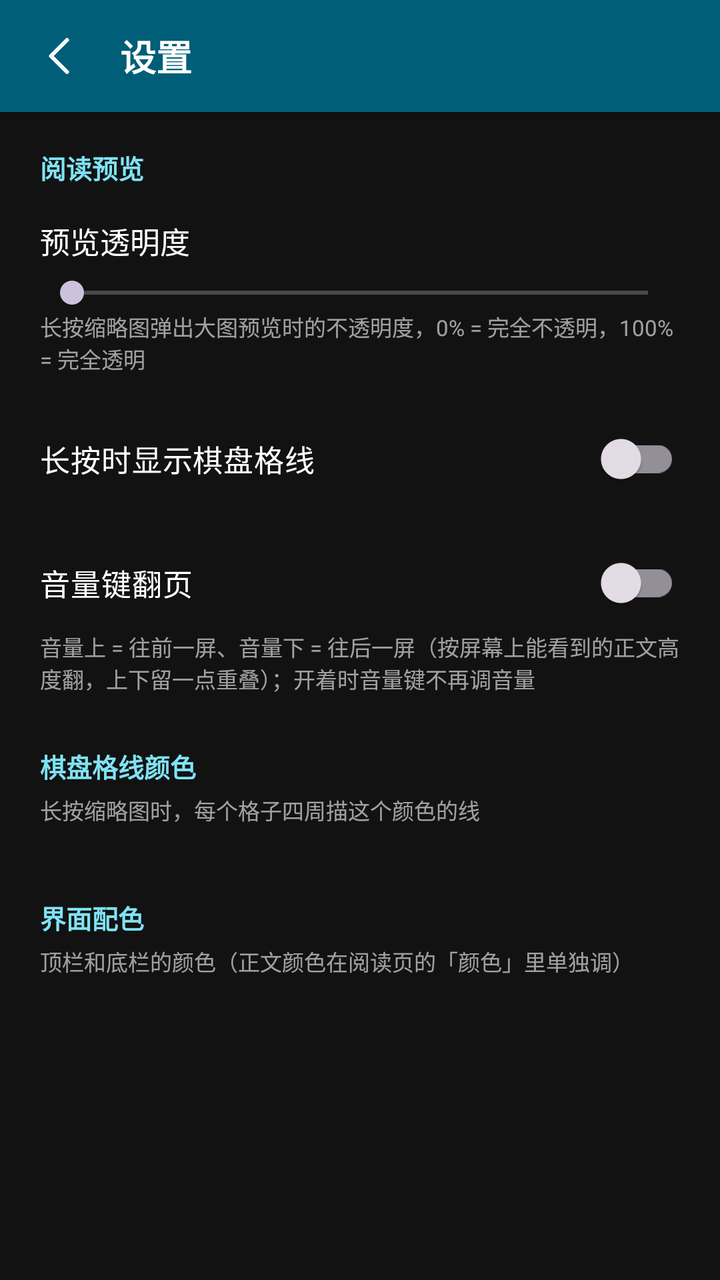
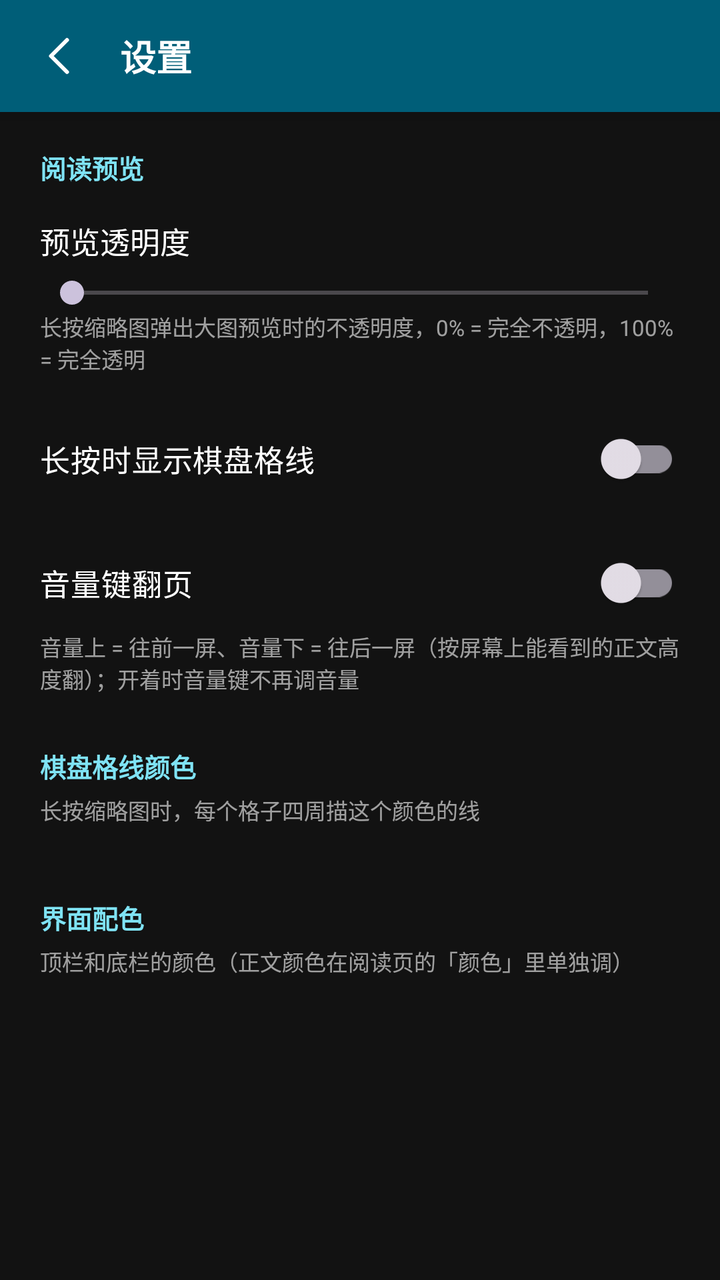

Screens rendered from an Android XML layout before and after an edit, with the pre-edit source and the edit as a unified diff.
<!-- AndroidManifest.xml: activity theme Theme.PageHop.Settings -->
<!-- res/layout/activity_settings.xml -->
<?xml version="1.0" encoding="utf-8"?>
<LinearLayout xmlns:android="http://schemas.android.com/apk/res/android"
    android:id="@+id/settingsRoot"
    android:layout_width="match_parent"
    android:layout_height="match_parent"
    android:background="@color/reader_bg"
    android:orientation="vertical">

    <LinearLayout
        android:id="@+id/header"
        android:layout_width="match_parent"
        android:layout_height="56dp"
        android:background="@color/reader_bar"
        android:elevation="6dp"
        android:gravity="center_vertical"
        android:orientation="horizontal"
        android:paddingStart="8dp"
        android:paddingEnd="16dp">

        <ImageButton
            android:id="@+id/btnBack"
            android:layout_width="44dp"
            android:layout_height="44dp"
            android:background="?attr/selectableItemBackgroundBorderless"
            android:contentDescription="@string/back"
            android:scaleType="center"
            android:src="@drawable/ic_back" />

        <TextView
            android:id="@+id/tvTitle"
            android:layout_width="wrap_content"
            android:layout_height="wrap_content"
            android:layout_marginStart="8dp"
            android:text="@string/settings"
            android:textColor="#FFFFFFFF"
            android:textSize="18sp"
            android:textStyle="bold" />
    </LinearLayout>

    <ScrollView
        android:layout_width="match_parent"
        android:layout_height="0dp"
        android:layout_weight="1"
        android:clipToPadding="false"
        android:scrollbars="none">

        <LinearLayout
            android:id="@+id/content"
            android:layout_width="match_parent"
            android:layout_height="wrap_content"
            android:orientation="vertical"
            android:paddingStart="20dp"
            android:paddingTop="18dp"
            android:paddingEnd="20dp"
            android:paddingBottom="40dp">

            <TextView
                android:layout_width="wrap_content"
                android:layout_height="wrap_content"
                android:text="阅读预览"
                android:textColor="#FF7FE3F5"
                android:textSize="13sp"
                android:textStyle="bold" />

            <TextView
                android:id="@+id/tvAlpha"
                android:layout_width="match_parent"
                android:layout_height="wrap_content"
                android:layout_marginTop="16dp"
                android:text="预览透明度"
                android:textColor="#FFFFFFFF"
                android:textSize="15sp" />

            <SeekBar
                android:id="@+id/sbAlpha"
                android:layout_width="match_parent"
                android:layout_height="wrap_content"
                android:layout_marginTop="6dp" />

            <TextView
                android:layout_width="match_parent"
                android:layout_height="wrap_content"
                android:text="长按缩略图弹出大图预览时的不透明度，0% = 完全不透明，100% = 完全透明"
                android:textColor="#99FFFFFF"
                android:textSize="11sp" />

            <androidx.appcompat.widget.SwitchCompat
                android:id="@+id/swGrid"
                android:layout_width="match_parent"
                android:layout_height="wrap_content"
                android:layout_marginTop="18dp"
                android:paddingTop="6dp"
                android:paddingBottom="6dp"
                android:text="长按时显示棋盘格线"
                android:textColor="#FFFFFFFF"
                android:textSize="15sp" />

            <androidx.appcompat.widget.SwitchCompat
                android:id="@+id/swVolume"
                android:layout_width="match_parent"
                android:layout_height="wrap_content"
                android:layout_marginTop="14dp"
                android:paddingTop="6dp"
                android:paddingBottom="6dp"
                android:text="音量键翻页"
                android:textColor="#FFFFFFFF"
                android:textSize="15sp" />

            <TextView
                android:layout_width="match_parent"
                android:layout_height="wrap_content"
                android:text="音量上 = 往前一屏、音量下 = 往后一屏（按屏幕上能看到的正文高度翻，上下留一点重叠）；开着时音量键不再调音量"
                android:textColor="#99FFFFFF"
                android:textSize="11sp" />

            <TextView
                android:layout_width="wrap_content"
                android:layout_height="wrap_content"
                android:layout_marginTop="26dp"
                android:text="棋盘格线颜色"
                android:textColor="#FF7FE3F5"
                android:textSize="13sp"
                android:textStyle="bold" />

            <TextView
                android:layout_width="match_parent"
                android:layout_height="wrap_content"
                android:layout_marginTop="4dp"
                android:text="长按缩略图时，每个格子四周描这个颜色的线"
                android:textColor="#99FFFFFF"
                android:textSize="11sp" />

            <LinearLayout
                android:id="@+id/gridColorRow"
                android:layout_width="match_parent"
                android:layout_height="wrap_content"
                android:layout_marginTop="10dp"
                android:orientation="vertical" />

            <TextView
                android:layout_width="wrap_content"
                android:layout_height="wrap_content"
                android:layout_marginTop="26dp"
                android:text="界面配色"
                android:textColor="#FF7FE3F5"
                android:textSize="13sp"
                android:textStyle="bold" />

            <TextView
                android:layout_width="match_parent"
                android:layout_height="wrap_content"
                android:layout_marginTop="4dp"
                android:text="顶栏和底栏的颜色（正文颜色在阅读页的「颜色」里单独调）"
                android:textColor="#99FFFFFF"
                android:textSize="11sp" />

            <LinearLayout
                android:id="@+id/barColorRow"
                android:layout_width="match_parent"
                android:layout_height="wrap_content"
                android:layout_marginTop="10dp"
                android:orientation="vertical" />

            <TextView
                android:id="@+id/tvAbout"
                android:layout_width="match_parent"
                android:layout_height="wrap_content"
                android:layout_marginTop="36dp"
                android:gravity="center"
                android:textColor="#66FFFFFF"
                android:textSize="11sp" />
        </LinearLayout>
    </ScrollView>
</LinearLayout>
<!-- resources referenced by this layout -->
<resources>
  <color name="reader_bar">#FF005E78</color>
  <color name="reader_bg">#121212</color>
  <!-- drawable ic_back (drawable) -->
  <?xml version="1.0" encoding="utf-8"?>
  <vector xmlns:android="http://schemas.android.com/apk/res/android"
      android:width="24dp"
      android:height="24dp"
      android:viewportWidth="24"
      android:viewportHeight="24">
      <path
          android:fillColor="#00000000"
          android:pathData="M15.5,4 L7.5,12 L15.5,20"
          android:strokeColor="#FFFFFFFF"
          android:strokeLineCap="round"
          android:strokeLineJoin="round"
          android:strokeWidth="2" />
  </vector>
  <string name="back">返回</string>
  <string name="settings">设置</string>
  <style name="Theme.PageHop.Settings" parent="Theme.Material3.Dark.NoActionBar">
          <item name="android:windowBackground">@color/reader_bg</item>
          <item name="colorPrimary">@color/brand</item>
          <item name="colorOnPrimary">@color/brand_on</item>
      </style>
  <color name="brand">#44685F</color>
  <color name="brand_on">#FFFFFF</color>
</resources>

<!-- the commit's change to res/layout/activity_settings.xml (unified diff, before → after) -->
@@ -109,9 +109,40 @@
             <TextView
                 android:layout_width="match_parent"
                 android:layout_height="wrap_content"
-                android:text="音量上 = 往前一屏、音量下 = 往后一屏（按屏幕上能看到的正文高度翻，上下留一点重叠）；开着时音量键不再调音量"
-                android:textColor="#99FFFFFF"
-                android:textSize="11sp" />
+                android:text="音量上 = 往前一屏、音量下 = 往后一屏（按屏幕上能看到的正文高度翻）；开着时音量键不再调音量"
+                android:textColor="#99FFFFFF"
+                android:textSize="11sp" />
+
+            
+            <LinearLayout
+                android:id="@+id/boxOverlap"
+                android:layout_width="match_parent"
+                android:layout_height="wrap_content"
+                android:orientation="vertical"
+                android:visibility="gone">
+
+                <TextView
+                    android:id="@+id/tvOverlap"
+                    android:layout_width="match_parent"
+                    android:layout_height="wrap_content"
+                    android:layout_marginTop="12dp"
+                    android:text="翻屏重叠：10%"
+                    android:textColor="#FFFFFFFF"
+                    android:textSize="15sp" />
+
+                <SeekBar
+                    android:id="@+id/sbOverlap"
+                    android:layout_width="match_parent"
+                    android:layout_height="wrap_content"
+                    android:layout_marginTop="6dp" />
+
+                <TextView
+                    android:layout_width="match_parent"
+                    android:layout_height="wrap_content"
+                    android:text="翻一屏时上一屏保留多少在顶上，接着读不丢上下文。10% 大约两三行字，0% 正好紧接着翻"
+                    android:textColor="#99FFFFFF"
+                    android:textSize="11sp" />
+            </LinearLayout>
 
             <TextView
                 android:layout_width="wrap_content"
